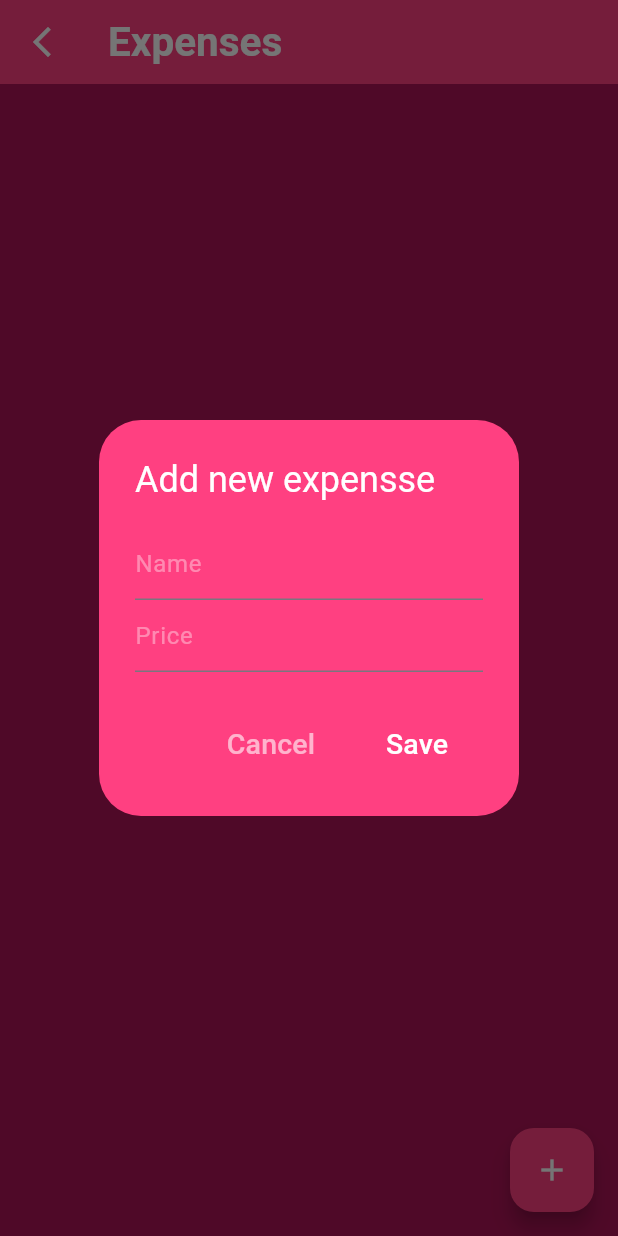
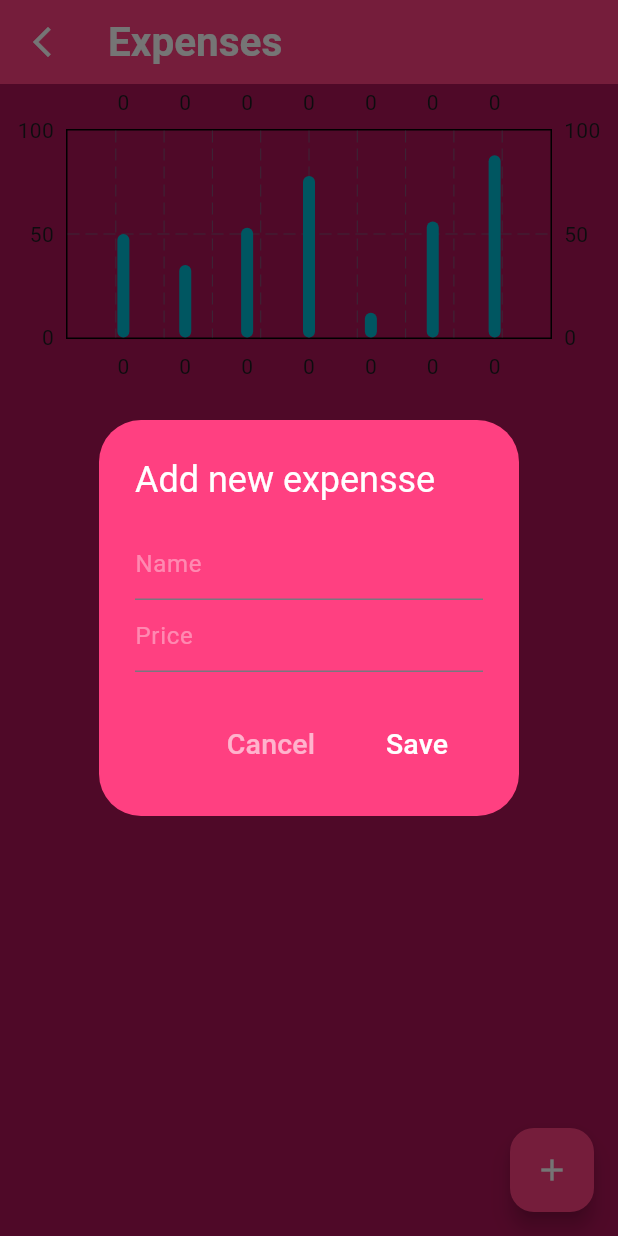
Before and after one commit to azizbek123411/daily_acticvites, a Flutter app: the Expense screen opened by its route, after a tap on the "add" icon, on a phone screen of 412 x 824 dp. Run offline on Flutter 3.47's test engine with Material 3 defaults, Android fonts, the phone set to English and light mode, and no system bars; drawn by our look-alikes of fl_chart; our stand-ins replace flutter_slidable, hive_flutter; accounts and stored records are empty.

Commit message:
graphics

```diff
--- /dev/null
+++ b/lib/expense/bar_graph/bar_data.dart
@@ -0,0 +1,45 @@
+import 'package:daily_acticvites/expense/bar_graph/individual.dart';
+
+class BarData{
+  final double sunAmount;
+  final double monAmount;
+  final double tueAmount;
+  final double wenAmount;
+  final double thuAMount;
+  final double friAmount;
+  final double satAmount;
+  BarData({
+   required this.sunAmount,
+   required this.monAmount,
+   required this.tueAmount,
+   required this.wenAmount,
+   required this.thuAMount,
+   required this.friAmount,
+   required this.satAmount
+});
+
+  List<Individual>barData=[];
+
+  /// initialize bar data
+
+void initializeData(){
+  barData=[
+    /// sun
+    Individual(x: 0, y: sunAmount),
+    /// mon
+    Individual(x: 0, y: monAmount),
+    /// tue
+    Individual(x: 0, y: tueAmount),
+    /// wen
+    Individual(x: 0, y: wenAmount),
+    /// thu
+    Individual(x: 0, y: thuAMount),
+    /// fri
+    Individual(x: 0, y: friAmount),
+    /// sat
+    Individual(x: 0, y: satAmount),
+  ];
+
+}
+
+}
--- /dev/null
+++ b/lib/expense/bar_graph/bar_graph.dart
@@ -0,0 +1,59 @@
+import 'package:daily_acticvites/expense/bar_graph/bar_data.dart';
+import 'package:fl_chart/fl_chart.dart';
+import 'package:flutter/material.dart';
+
+class BarGraph extends StatelessWidget {
+  final double? maxY;
+  final double sunAmount;
+  final double monAmount;
+  final double tueAmount;
+  final double wenAmount;
+  final double thuAMount;
+  final double friAmount;
+  final double satAmount;
+
+  const BarGraph(
+      {super.key,
+      required this.satAmount,
+      required this.friAmount,
+      required this.thuAMount,
+      required this.wenAmount,
+      required this.tueAmount,
+      required this.monAmount,
+      required this.sunAmount,
+      required this.maxY});
+
+  @override
+  Widget build(BuildContext context) {
+    /// initialize bardate
+    BarData myBarData = BarData(
+      sunAmount: sunAmount,
+      monAmount: monAmount,
+      tueAmount: tueAmount,
+      wenAmount: wenAmount,
+      thuAMount: thuAMount,
+      friAmount: friAmount,
+      satAmount: satAmount,
+    );
+    myBarData.initializeData();
+
+    return BarChart(
+      BarChartData(
+        maxY: maxY,
+        minY: 0,
+        barGroups: myBarData.barData
+            .map(
+              (data) => BarChartGroupData(
+                x: data.x,
+                barRods: [
+                  BarChartRodData(
+                    toY: data.y,
+                  ),
+                ],
+              ),
+            )
+            .toList(),
+      ),
+    );
+  }
+}
--- /dev/null
+++ b/lib/expense/bar_graph/individual.dart
@@ -0,0 +1,7 @@
+class Individual{
+  final int x;  /// position on x axis
+
+  final double y;  /// amount in sum
+
+Individual({required this.x,required this.y});
+}
--- a/lib/expense/pages/expense_home_page.dart
+++ b/lib/expense/pages/expense_home_page.dart
@@ -1,4 +1,6 @@
 import 'package:daily_acticvites/expense/data/expense_data.dart';
+import 'package:daily_acticvites/expense/widgets/expense_list_tile.dart';
+import 'package:daily_acticvites/expense/widgets/expense_summary.dart';
 import 'package:flutter/material.dart';
 import 'package:provider/provider.dart';
 
@@ -129,29 +131,20 @@ class _ExpenseState extends State<Expense> {
             color: Colors.white,
           ),
         ),
-        body: ListView.builder(
-          itemCount: value.getAllExpense().length,
-          itemBuilder: (context, index) => ListTile(
-            subtitle: Text(
-              value.getAllExpense()[index].dateTime.toString(),
-              style: TextStyle(color: Colors.white54),
-            ),
-            trailing: Text(
-              value.getAllExpense()[index].amount + " sum",
-              style: TextStyle(
-                  color: Colors.white54,
-                  fontSize: 14,
-                  fontWeight: FontWeight.bold),
-            ),
-            title: Text(
-              value.getAllExpense()[index].name,
-              style: TextStyle(
-                  color: Colors.white,
-                  fontSize: 20,
-                  fontWeight: FontWeight.w600),
+        body: ListView(children: [
+          ExpenseSummary(
+              startOfWeek:value.getStartWeekName(), ),
+          ListView.builder(
+            shrinkWrap: true,
+            physics: const NeverScrollableScrollPhysics(),
+            itemCount: value.getAllExpense().length,
+            itemBuilder: (context, index) => ExpenseListTile(
+              name: value.getAllExpense()[index].name,
+              date: value.getAllExpense()[index].dateTime,
+              sum: value.getAllExpense()[index].amount,
             ),
           ),
-        ),
+        ]),
       ),
     );
   }
--- a/lib/expense/widgets/expense_list_tile.dart
+++ b/lib/expense/widgets/expense_list_tile.dart
@@ -1,9 +1,38 @@
 import 'package:flutter/material.dart';
-class Expense extends StatelessWidget {
-  const Expense({super.key});
+
+class ExpenseListTile extends StatelessWidget {
+  final String name;
+  final String sum;
+  final DateTime date;
+
+  const ExpenseListTile(
+      {super.key, required this.name, required this.date, required this.sum});
 
   @override
   Widget build(BuildContext context) {
-    return const Placeholder();
+    return ListTile(
+      subtitle: Text(
+        "${date.day}/${date.month}/${date.year}",
+        style: const TextStyle(
+          color: Colors.white54,
+        ),
+      ),
+      trailing: Text(
+        sum + " sum",
+        style: const TextStyle(
+          color: Colors.white54,
+          fontSize: 14,
+          fontWeight: FontWeight.bold,
+        ),
+      ),
+      title: Text(
+        name,
+        style: const TextStyle(
+          color: Colors.white,
+          fontSize: 20,
+          fontWeight: FontWeight.w600,
+        ),
+      ),
+    );
   }
 }
--- /dev/null
+++ b/lib/expense/widgets/expense_summary.dart
@@ -0,0 +1,32 @@
+import 'package:daily_acticvites/expense/bar_graph/bar_graph.dart';
+import 'package:daily_acticvites/expense/data/expense_data.dart';
+import 'package:flutter/material.dart';
+import 'package:provider/provider.dart';
+
+class ExpenseSummary extends StatelessWidget {
+  final DateTime startOfWeek;
+
+  const ExpenseSummary({
+    super.key,
+    required this.startOfWeek,
+  });
+
+  @override
+  Widget build(BuildContext context) {
+    return Consumer<ExpenseData>(
+      builder: (context, value, child) => SizedBox(
+        height: 200,
+        child: BarGraph(
+          satAmount: 88,
+          friAmount: 56,
+          thuAMount: 12,
+          wenAmount: 78,
+          tueAmount: 53,
+          monAmount: 35,
+          sunAmount: 50,
+          maxY: 100,
+        ),
+      ),
+    );
+  }
+}
--- a/pubspec.yaml
+++ b/pubspec.yaml
@@ -41,6 +41,7 @@ dependencies:
   hive_generator: ^2.0.1
   build_runner: ^2.4.6
   provider: ^6.1.2
+  fl_chart: ^0.68.0
 
 dev_dependencies:
   flutter_test:
```
Also changed, not shown: pubspec.lock.
